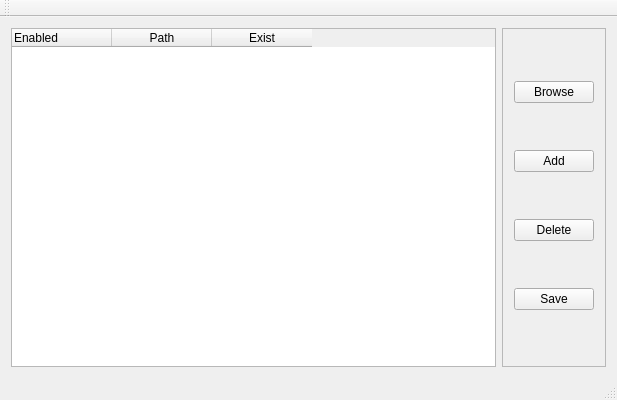
piponazo/QtPathEditor, file app/mainwindow.ui: the form before one commit.
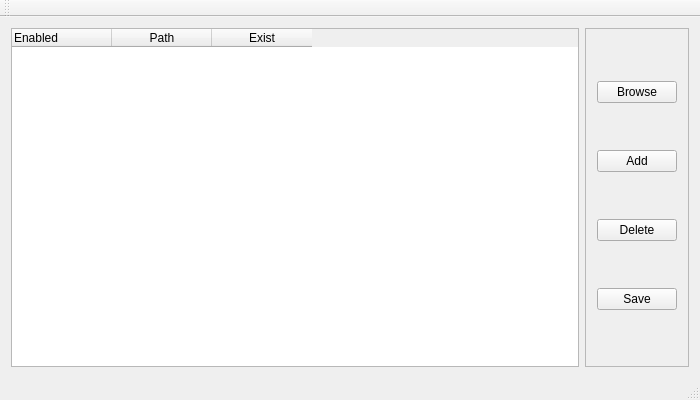
The form after the commit.

Commit message: Increase minimum width of application window (until I create an automatic approach)

```diff
--- a/app/mainwindow.ui
+++ b/app/mainwindow.ui
@@ -6,13 +6,13 @@
    <rect>
     <x>0</x>
     <y>0</y>
-    <width>617</width>
+    <width>700</width>
     <height>400</height>
    </rect>
   </property>
   <property name="minimumSize">
    <size>
-    <width>500</width>
+    <width>700</width>
     <height>400</height>
    </size>
   </property>
```
Left out of the diff: 4 changed lines with no effect on the pictures.
